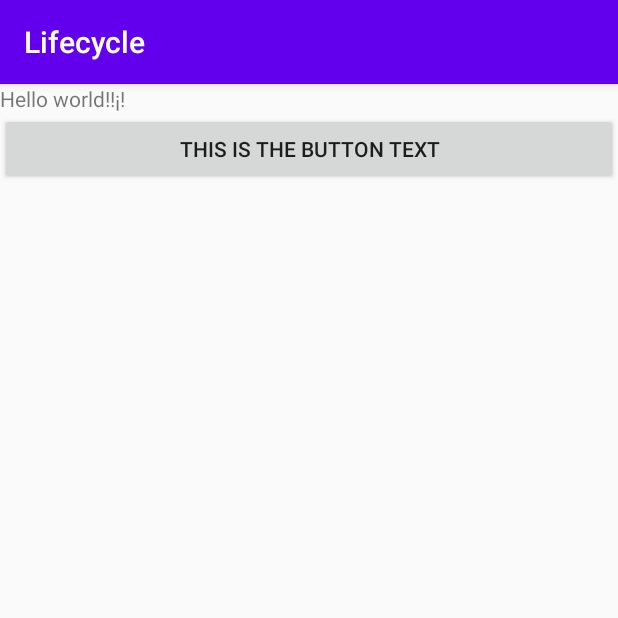
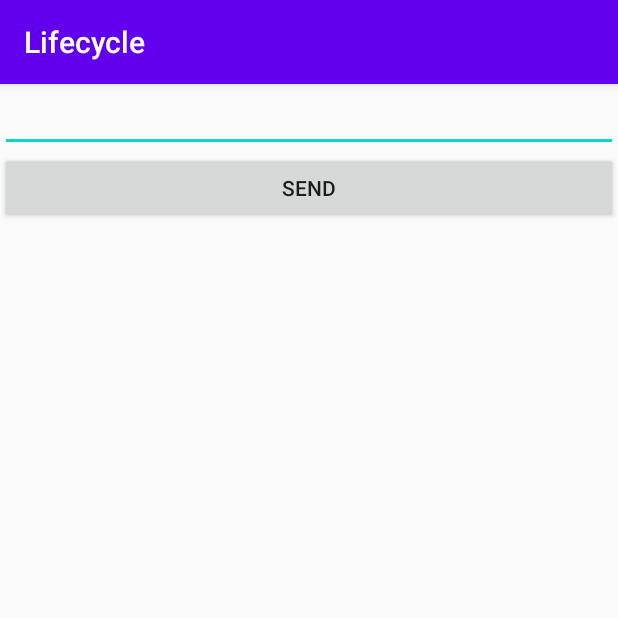
Before and after one commit to Omega-Dejavi77/ClasseAppMobils, an Android app: the screen it shows after launch (MainActivity), on a phone screen of 412 x 824 dp, the top half of it. Run offline under Robolectric (Android 15) with nearby library versions, the phone set to English and light mode, and no system bars.

Commit message:
Lifecycle Intents and Activity loading

```diff
--- a/Lifecycle/app/src/main/AndroidManifest.xml
+++ b/Lifecycle/app/src/main/AndroidManifest.xml
@@ -9,6 +9,7 @@
         android:roundIcon="@mipmap/ic_launcher_round"
         android:supportsRtl="true"
         android:theme="@style/AppTheme">
+        <activity android:name=".ShowName"></activity>
         <activity android:name=".MainActivity">
             <intent-filter>
                 <action android:name="android.intent.action.MAIN" />
--- a/Lifecycle/app/src/main/java/com/example/lifecycle/MainActivity.java
+++ b/Lifecycle/app/src/main/java/com/example/lifecycle/MainActivity.java
@@ -1,64 +1,57 @@
 package com.example.lifecycle;
 
+import androidx.annotation.Nullable;
 import androidx.appcompat.app.AppCompatActivity;
 
+import android.content.Intent;
 import android.os.Bundle;
 import android.util.Log;
 import android.view.View;
 import android.widget.Button;
+import android.widget.EditText;
+import android.widget.TextView;
 
 public class MainActivity extends AppCompatActivity {
+
+    private final int REQUEST_ID = 1234; //any value
+
+    private EditText nameText;
+    private Button sendButton;
+    private TextView resultContent;
+
+
 
     @Override
     protected void onCreate(Bundle savedInstanceState) {
         super.onCreate(savedInstanceState);
         setContentView(R.layout.activity_main);
 
-        Button testButton=findViewById(R.id.text_button);
-        if (testButton != null)
-            testButton.setOnClickListener(new View.OnClickListener() {
-                @Override
-                public void onClick(View v) {
-                    Log.d("Click Listener", "Button CLicked");
-                }
-            });
+        nameText = findViewById(R.id.person_name);
+        sendButton = findViewById(R.id.send_button);
+        resultContent = findViewById(R.id.result_content);
 
-
-        Log.d("Lifecycle", "onCreate");
+        sendButton.setOnClickListener(new View.OnClickListener() {
+            @Override
+            public void onClick(View v) {
+                Intent intent = new Intent(MainActivity.this, ShowName.class);
+                String personNameString = nameText.getText().toString();
+                intent.putExtra("personNameId", personNameString);
+                //startActivity(intent);
+                startActivityForResult(intent, REQUEST_ID);
+            }
+        });
     }
 
     @Override
-    protected void onStart() {
-        super.onStart();
+    protected void onActivityResult(int requestCode, int resultCode, @Nullable Intent data) {
+        super.onActivityResult(requestCode, resultCode, data);
 
-        Log.d("Lifecycle", "onStart");
-    }
-
-    @Override
-    protected void onResume() {
-        super.onResume();
-
-        Log.d("Lifecycle", "onResume");
-    }
-
-    @Override
-    protected void onPause() {
-        super.onPause();
-
-        Log.d("Lifecycle", "onPause");
-    }
-
-    @Override
-    protected void onStop() {
-        super.onStop();
-
-        Log.d("Lifecycle", "onStop");
-    }
-
-    @Override
-    protected void onDestroy() {
-        super.onDestroy();
-
-        Log.d("Lifecycle", "onDestroy");
+        if (requestCode == REQUEST_ID){
+            if (resultCode == RESULT_OK){
+                resultContent.setText("Result OK: " + data.getStringExtra("result"));
+            } else {
+                resultContent.setText("Result Cancel: " + data.getStringExtra("result"));
+            }
+        }
     }
 }
--- a/Lifecycle/app/src/main/res/layout/activity_main.xml
+++ b/Lifecycle/app/src/main/res/layout/activity_main.xml
@@ -7,15 +7,23 @@
     android:orientation="vertical"
     tools:context=".MainActivity">
 
-    <TextView
+    <EditText
+        android:id="@+id/person_name"
         android:layout_width="match_parent"
         android:layout_height="wrap_content"
-        android:text="@string/textHello" />
+        android:ems="10"
+        android:inputType="textPersonName"
+        />
 
     <Button
-        android:id="@+id/text_button"
+        android:id="@+id/send_button"
         android:layout_width="match_parent"
         android:layout_height="wrap_content"
         android:text="@string/textButton" />
 
+    <TextView
+        android:id="@+id/result_content"
+        android:layout_width="match_parent"
+        android:layout_height="wrap_content" />
+
 </LinearLayout>
--- a/Lifecycle/app/src/main/res/values/strings.xml
+++ b/Lifecycle/app/src/main/res/values/strings.xml
@@ -1,5 +1,5 @@
 <resources>
     <string name="app_name">Lifecycle</string>
-    <string name="textHello">Hello world!!¡!</string>
-    <string name="textButton">This is the button text</string>
+    <string name="helloWorld">Hello world!!¡!</string>
+    <string name="textButton">Send</string>
 </resources>
```
Also changed, not shown: Lifecycle/app/src/main/java/com/example/lifecycle/ShowName.java (added, +56 -0 lines), Lifecycle/app/src/main/res/layout/activity_show_name.xml (added, +40 -0 lines).
